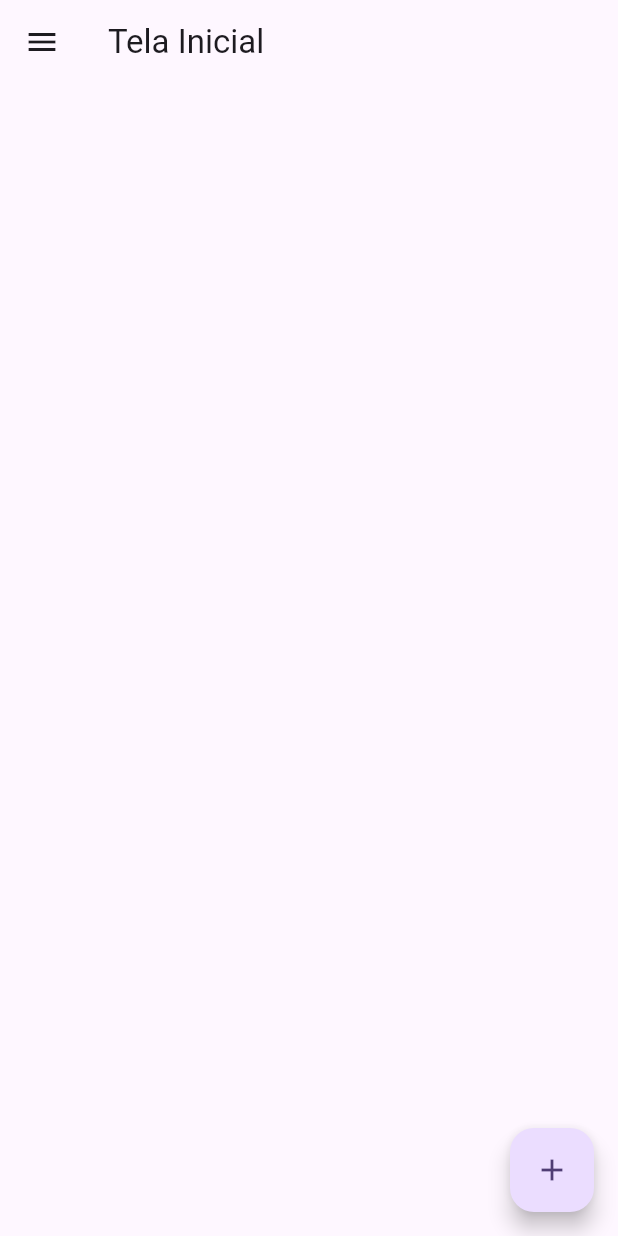
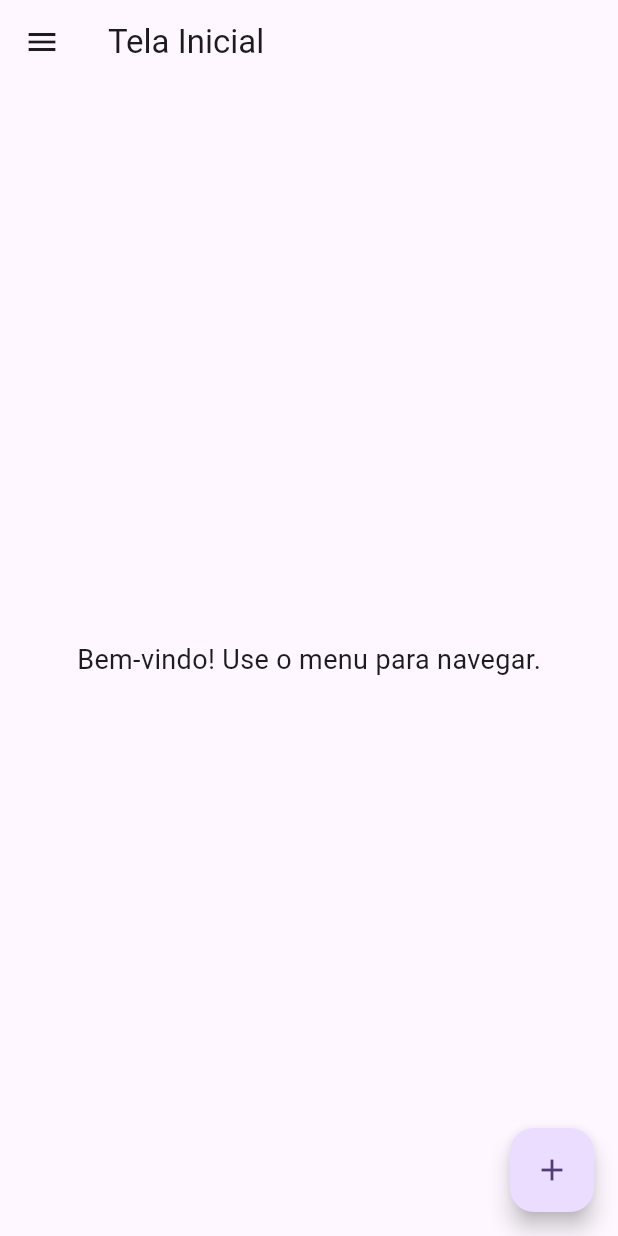
Before and after one commit to devJoao01/projeto-integrador-flutter, a Flutter app: the screen it shows once a user with an empty profile is signed in, on a phone screen of 412 x 824 dp. Run offline on Flutter 3.47's test engine with Material 3 defaults, Android fonts, the phone set to English and light mode, and no system bars; our stand-ins replace cloud_firestore, firebase_auth, firebase_core; accounts and stored records are empty.

Commit message:
create new page and adjust style in task list

```diff
--- a/lib/views/home_page.dart
+++ b/lib/views/home_page.dart
@@ -3,6 +3,7 @@ import 'package:firebase_auth/firebase_auth.dart';
 import 'package:flutter/material.dart';
 import 'package:new_login_screen/services/authentication_service.dart';
 import 'package:new_login_screen/services/firestore_service.dart';
+import 'tasks_page.dart';
 
 class HomePage extends StatefulWidget {
   final User user;
@@ -13,8 +14,8 @@ class HomePage extends StatefulWidget {
 }
 
 class _HomePageState extends State<HomePage> {
-  TextEditingController _titleController = TextEditingController();
-  TextEditingController _descriptController = TextEditingController();
+  final TextEditingController _titleController = TextEditingController();
+  final TextEditingController _descriptController = TextEditingController();
   final FirestoreService _firestoreService = FirestoreService();
 
   @override
@@ -62,7 +63,7 @@ class _HomePageState extends State<HomePage> {
                   controller: _titleController,
                   decoration: InputDecoration(
                     labelText: "Título",
-                    prefixIcon: Icon(Icons.text_fields),
+                    prefixIcon: const Icon(Icons.text_fields),
                     border: OutlineInputBorder(
                       borderRadius: BorderRadius.circular(20),
                     ),
@@ -73,7 +74,7 @@ class _HomePageState extends State<HomePage> {
                   controller: _descriptController,
                   decoration: InputDecoration(
                     labelText: "Descrição",
-                    prefixIcon: Icon(Icons.text_fields),
+                    prefixIcon: const Icon(Icons.text_fields),
                     border: OutlineInputBorder(
                       borderRadius: BorderRadius.circular(20),
                     ),
@@ -94,7 +95,7 @@ class _HomePageState extends State<HomePage> {
                 if (_titleController.text.isEmpty ||
                     _descriptController.text.isEmpty) {
                   ScaffoldMessenger.of(context).showSnackBar(
-                    SnackBar(content: Text("Preencha todos os campos!")),
+                    const SnackBar(content: Text("Preencha todos os campos!")),
                   );
                   return;
                 }
@@ -115,7 +116,7 @@ class _HomePageState extends State<HomePage> {
                   _descriptController.clear();
                   Navigator.pop(context);
                   ScaffoldMessenger.of(context).showSnackBar(
-                    SnackBar(content: Text("Tarefa salva com sucesso!")),
+                    const SnackBar(content: Text("Tarefa salva com sucesso!")),
                   );
                 } catch (e) {
                   ScaffoldMessenger.of(context).showSnackBar(
@@ -135,7 +136,7 @@ class _HomePageState extends State<HomePage> {
   Widget build(BuildContext context) {
     return Scaffold(
       appBar: AppBar(
-        title: Text('Tela Inicial'),
+        title: const Text('Tela Inicial'),
       ),
       drawer: Drawer(
         child: Column(
@@ -143,10 +144,28 @@ class _HomePageState extends State<HomePage> {
             UserAccountsDrawerHeader(
               accountName: Text(widget.user.displayName ?? "Não informado"),
               accountEmail: Text(widget.user.email ?? "Não informado"),
+              currentAccountPicture: CircleAvatar(
+                backgroundImage: widget.user.photoURL != null
+                    ? NetworkImage(widget.user.photoURL!)
+                    : null,
+                child: widget.user.photoURL == null
+                    ? const Icon(Icons.person, size: 40)
+                    : null,
+              ),
             ),
             ListTile(
-              title: Text("Deslogar"),
-              leading: Icon(Icons.logout),
+              title: const Text("Ver Tarefas"),
+              leading: const Icon(Icons.list),
+              onTap: () {
+                Navigator.push(
+                  context,
+                  MaterialPageRoute(builder: (context) => TasksPage()),
+                );
+              },
+            ),
+            ListTile(
+              title: const Text("Deslogar"),
+              leading: const Icon(Icons.logout),
               onTap: () {
                 AuthenticationService().logoutUser();
               },
@@ -158,60 +177,13 @@ class _HomePageState extends State<HomePage> {
         onPressed: () {
           _openModalForm();
         },
-        child: Icon(Icons.add),
+        child: const Icon(Icons.add),
       ),
-      body: StreamBuilder<QuerySnapshot>(
-        stream: _firestoreService.getTasksStream(),
-        builder: (context, snapshot) {
-          if (snapshot.hasError) {
-            return Center(
-              child: Text("Erro ao carregar dados: ${snapshot.error}"),
-            );
-          }
-
-          if (!snapshot.hasData) {
-            return Center(
-              child: CircularProgressIndicator(),
-            );
-          }
-
-          List tasksList = snapshot.data!.docs;
-
-          return ListView.builder(
-            itemCount: tasksList.length,
-            itemBuilder: (context, index) {
-              DocumentSnapshot document = tasksList[index];
-              String docId = document.id;
-              Map<String, dynamic> data =
-                  document.data() as Map<String, dynamic>;
-
-              String taskTitle = data["title"];
-              String taskDescription = data["description"];
-
-              return ListTile(
-                title: Text(taskTitle),
-                subtitle: Text(taskDescription),
-                trailing: Row(
-                  mainAxisSize: MainAxisSize.min,
-                  children: [
-                    IconButton(
-                      onPressed: () {
-                        _openModalForm(docId: docId);
-                      },
-                      icon: Icon(Icons.settings),
-                    ),
-                    IconButton(
-                      onPressed: () {
-                        _firestoreService.deleteTask(docId);
-                      },
-                      icon: Icon(Icons.delete),
-                    ),
-                  ],
-                ),
-              );
-            },
-          );
-        },
+      body: Center(
+        child: const Text(
+          "Bem-vindo! Use o menu para navegar.",
+          style: TextStyle(fontSize: 18),
+        ),
       ),
     );
   }
```
Also changed, not shown: lib/views/tasks_page.dart (added, +79 -0 lines).
